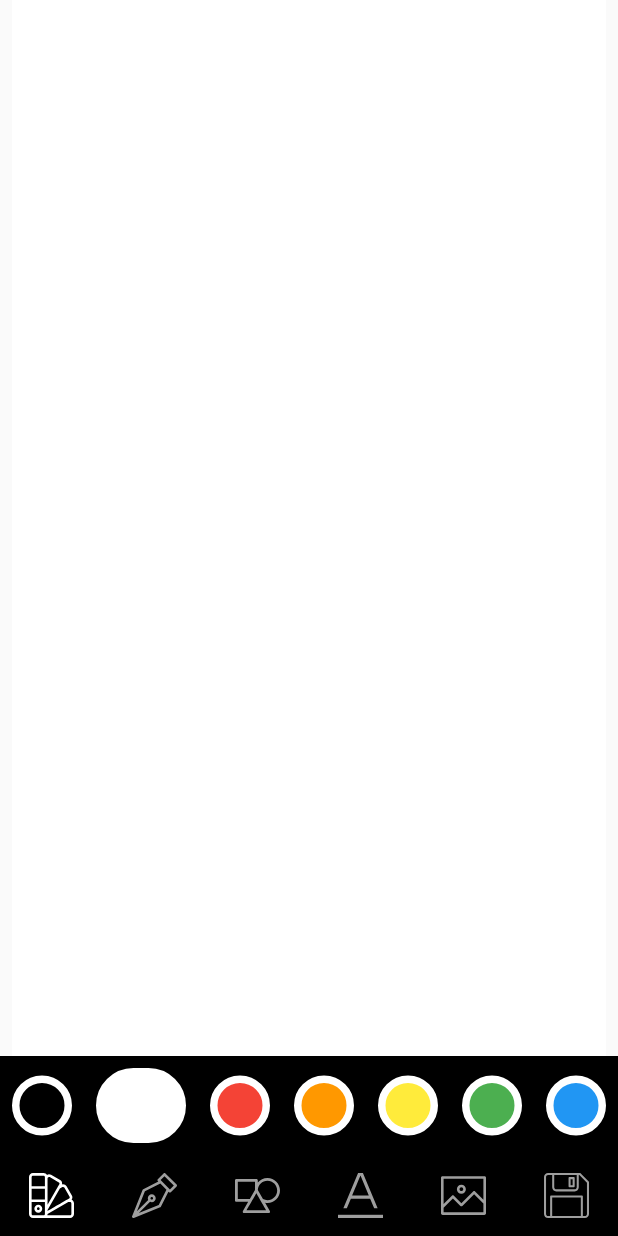
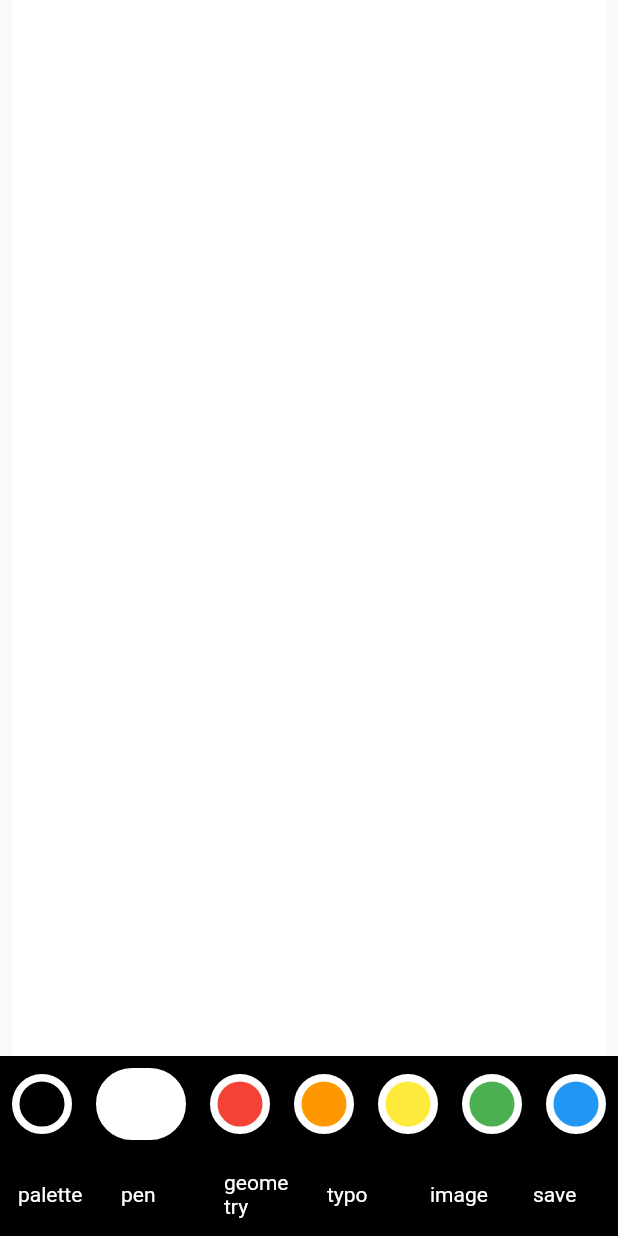
Before and after one commit to ning0825/WallpaperMaker, a Flutter app: the EditRoute screen opened directly, on a phone screen of 412 x 824 dp. Run offline on Flutter 3.47's test engine with Material 2 defaults, Android fonts, the phone set to English and light mode, and no system bars; our stand-ins replace image_picker.

Commit message:
Delete flutter_svg dependency

```diff
--- a/lib/main.dart
+++ b/lib/main.dart
@@ -5,7 +5,6 @@ import 'package:wallpaper_maker/routes/route_library.dart';
 void main() => runApp(
       ConfigWidget(
         child: MaterialApp(
-          debugShowCheckedModeBanner: false,
           home: LibraryRoute(),
         ),
       ),
--- a/lib/routes/route_edit.dart
+++ b/lib/routes/route_edit.dart
@@ -4,7 +4,6 @@ import 'dart:ui' as ui;
 
 import 'package:flutter/cupertino.dart';
 import 'package:flutter/material.dart' hide Image hide SelectableText;
-import 'package:flutter_svg/svg.dart';
 import 'package:image_picker/image_picker.dart';
 import 'package:wallpaper_maker/beans/selectable_bean.dart';
 import 'package:wallpaper_maker/cus_widgets/cus_painter.dart';
@@ -231,11 +230,13 @@ class _BottomToolbarState extends State<BottomToolbar> {
   ConfigWidgetState data;
   var toolIconList = ['palette', 'pen', 'geometry', 'typo', 'image', 'save'];
 
+  double height = 120;
+
   @override
   Widget build(BuildContext context) {
     data = ConfigWidget.of(context);
     return Container(
-      height: 120,
+      height: height,
       color: Colors.black,
       child: Column(
         crossAxisAlignment: CrossAxisAlignment.start,
@@ -558,11 +559,15 @@ class ToolButton extends StatelessWidget {
       child: InkWell(
         child: Padding(
           padding: const EdgeInsets.all(12.0),
-          child: SvgPicture.asset(
-            'assets/icons/' + icon + '.svg',
-            width: 30,
-            height: 30,
-            color: color,
+          // child: Image.asset(
+          //   'assets/icons/' + icon + '.svg',
+          //   width: 30,
+          //   height: 30,
+          //   color: color,
+          // ),
+          child: Text(
+            icon,
+            style: TextStyle(color: Colors.white),
           ),
         ),
         onTap: onTap,
@@ -581,11 +586,15 @@ class SubtoolButton extends StatelessWidget {
     return InkWell(
       child: Padding(
         padding: const EdgeInsets.all(12.0),
-        child: SvgPicture.asset(
-          'assets/icons/' + icon + '.svg',
-          width: 40,
-          height: 40,
-          color: Colors.white,
+        // child: Image.asset(
+        //   'assets/icons/' + icon + '.svg',
+        //   width: 40,
+        //   height: 40,
+        //   color: Colors.white,
+        // ),
+        child: Text(
+          icon,
+          style: TextStyle(color: Colors.white),
         ),
       ),
       onTap: onTap,
--- a/pubspec.yaml
+++ b/pubspec.yaml
@@ -24,7 +24,6 @@ dependencies:
   # Use with the CupertinoIcons class for iOS style icons.
   cupertino_icons: ^0.1.2
   path_provider: ^1.6.7
-  flutter_svg: ^0.17.4
   image_picker: ^0.6.6+1
   json_annotation: ^3.0.1
   build_runner: ^1.10.0
```
Also changed, not shown: pubspec.lock.
